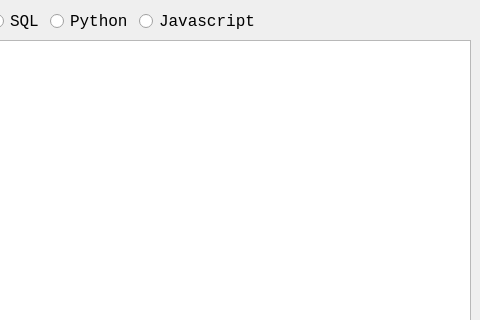
Qt form mainwindow.ui (grigvlwork/pool_may_2024) before a commit; both pictures show x 506 to 986 and y 0 to 320 of the 986 by 483 pixel window.
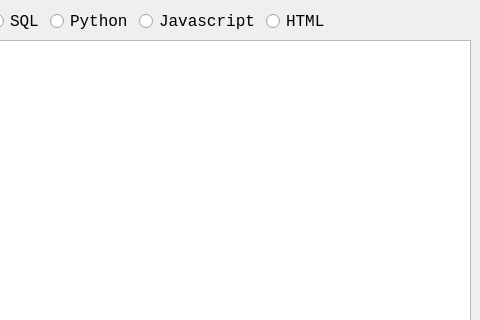
The same form after that commit.

Commit message: Добавил HTML

Patch:
```diff
--- a/mainwindow.ui
+++ b/mainwindow.ui
@@ -233,6 +233,19 @@
             </property>
            </widget>
           </item>
+          <item>
+           <widget class="QRadioButton" name="html_env_rb">
+            <property name="font">
+             <font>
+              <family>Consolas</family>
+              <pointsize>12</pointsize>
+             </font>
+            </property>
+            <property name="text">
+             <string>HTML</string>
+            </property>
+           </widget>
+          </item>
           <item>
            <spacer name="horizontalSpacer">
             <property name="orientation">
```
The commit also changes 2 other files.
